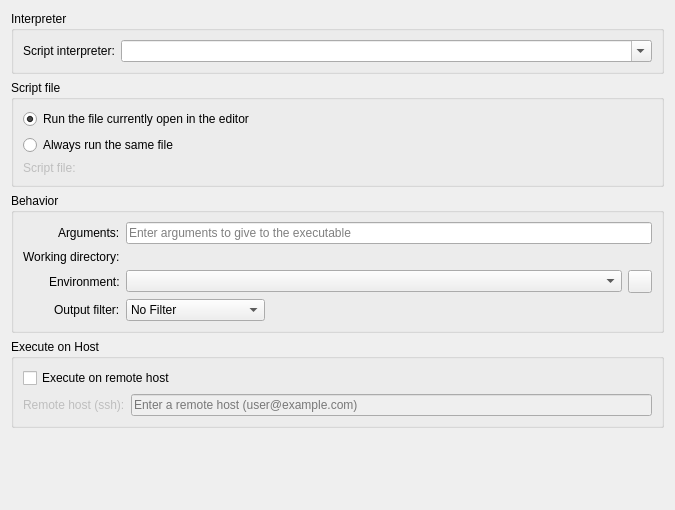
Old version of the form plugins/executescript/scriptappconfig.ui in the repository KDE/kdevelop.
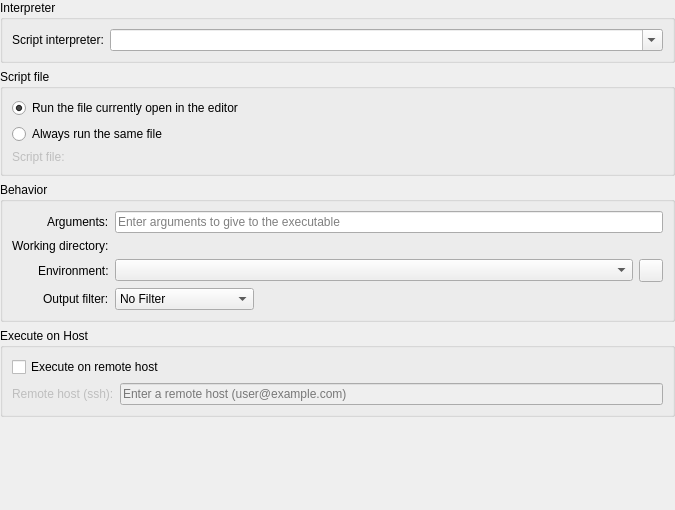
New version of the form. Custom widgets are drawn as their Qt base class.

Commit message:
Fix extra margins around config pages
KPageView changed behaviour in KF 5.65, no longer enforces a 0 margin
around pages itself, so we have to do it explicitly.

Diff of the .ui file:
```diff
--- a/plugins/executescript/scriptappconfig.ui
+++ b/plugins/executescript/scriptappconfig.ui
@@ -11,6 +11,18 @@
    </rect>
   </property>
   <layout class="QVBoxLayout" name="verticalLayout">
+   <property name="leftMargin">
+    <number>0</number>
+   </property>
+   <property name="topMargin">
+    <number>0</number>
+   </property>
+   <property name="rightMargin">
+    <number>0</number>
+   </property>
+   <property name="bottomMargin">
+    <number>0</number>
+   </property>
    <item>
     <widget class="QGroupBox" name="groupBox">
      <property name="title">
```
The commit also changes 16 other files.
